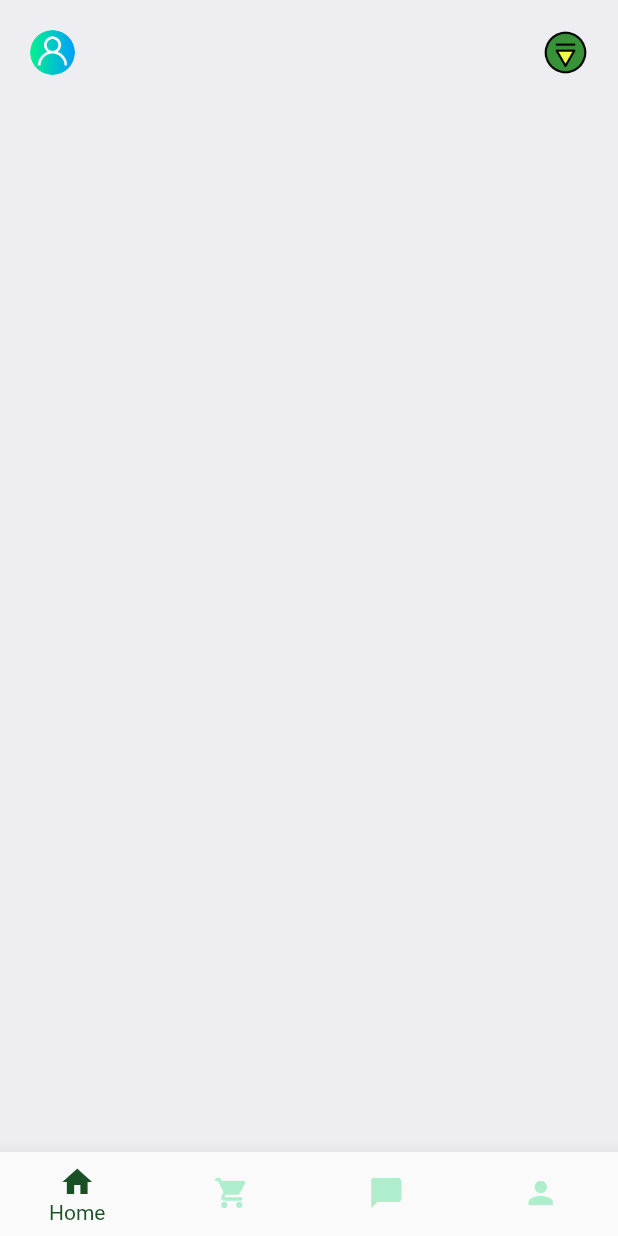
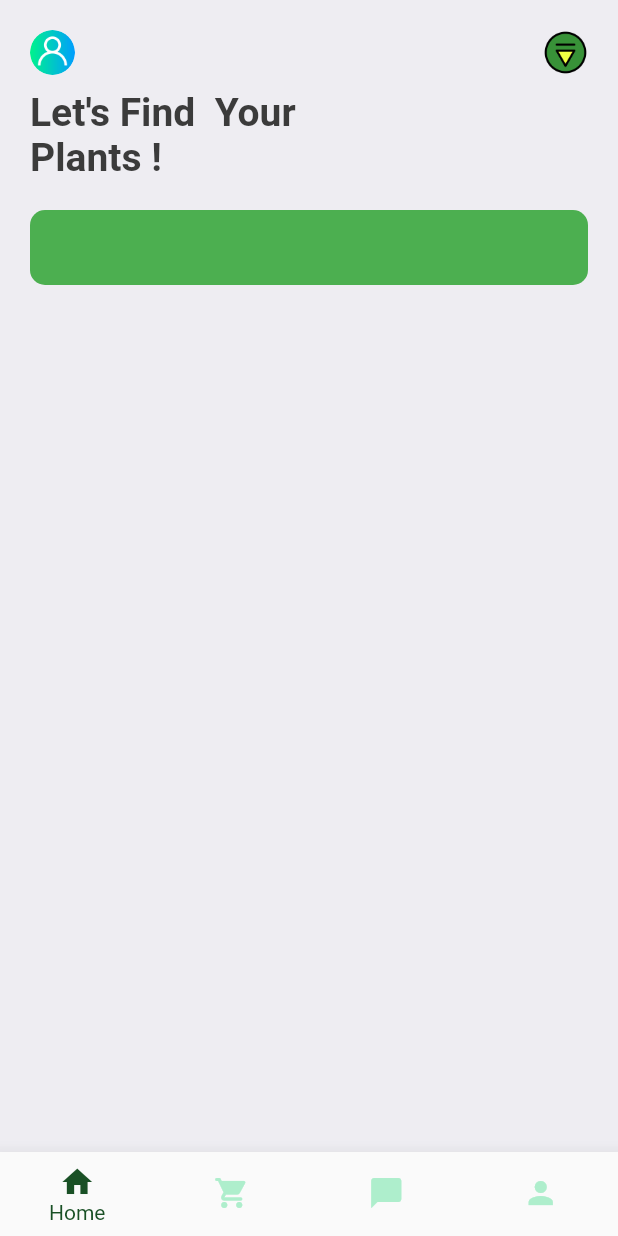
Before and after one commit to Joelp13/SoilSage, a Flutter app: the screen it shows after launch, on a phone screen of 412 x 824 dp. Run offline on Flutter 3.47's test engine with Material 2 defaults, Android fonts, the phone set to English and light mode, and no system bars.

Commit message:
starting changes

```diff
--- a/lib/Screens/home_screen.dart
+++ b/lib/Screens/home_screen.dart
@@ -1,17 +1,19 @@
 import 'package:flutter/material.dart';
+import 'package:soil_sage/utils/app_layout.dart';
+import 'package:soil_sage/utils/app_styles.dart';
 
 class HomeScreen extends StatelessWidget {
   const HomeScreen({super.key});
 
   @override
   Widget build(BuildContext context) {
+    final size = AppLayout.getSize(context);
     return Scaffold(
-      backgroundColor: Color(0xFFeeedf2),
+      backgroundColor: const Color(0xFFeeedf2),
       body: ListView(
+        padding: const EdgeInsets.symmetric(horizontal: 20, vertical: 20),
         children: [
-          Container(
-            padding: EdgeInsets.symmetric(horizontal: 20, vertical: 20),
-            child: Row(
+          Row(
             mainAxisAlignment: MainAxisAlignment.spaceBetween,
             children: [
               Container(
@@ -34,6 +36,26 @@ class HomeScreen extends StatelessWidget {
                   ))
             ],
           ),
+          const SizedBox(
+            height: 10,
+          ),
+          Text(
+            "Let's Find  Your",
+            style: Styles.headLineStyle1,
+          ),
+          Text(
+            "Plants !",
+            style: Styles.headLineStyle1,
+          ),
+          const SizedBox(
+            height: 20,
+          ),
+          Container(
+            padding: const EdgeInsets.symmetric(horizontal: 20),
+            height: 50,
+            width: size.width * 0.5,
+            decoration: BoxDecoration(
+                borderRadius: BorderRadius.circular(10), color: Colors.green),
           )
         ],
       ),
--- /dev/null
+++ b/lib/utils/app_layout.dart
@@ -0,0 +1,7 @@
+import 'package:flutter/widgets.dart';
+
+class AppLayout {
+  static getSize(BuildContext context) {
+    return MediaQuery.of(context).size;
+  }
+}
--- /dev/null
+++ b/lib/utils/app_styles.dart
@@ -0,0 +1,21 @@
+import 'package:flutter/material.dart';
+
+Color primary = const Color(0xFF687daf);
+
+class Styles {
+  static Color primaryColor = primary;
+  static Color textColor = const Color(0xFF3b3b3b);
+  static Color bgColor = const Color(0xFFeeedf2);
+  static Color orangeColor = const Color(0xFFF37b67);
+  static Color kakiColor = const Color(0xFFd2bdb6);
+  static TextStyle textStyle =
+      TextStyle(fontSize: 16, color: textColor, fontWeight: FontWeight.w500);
+  static TextStyle headLineStyle1 =
+      TextStyle(fontSize: 26, color: textColor, fontWeight: FontWeight.bold);
+  static TextStyle headLineStyle2 =
+      TextStyle(fontSize: 21, color: textColor, fontWeight: FontWeight.bold);
+  static TextStyle headLineStyle3 = TextStyle(
+      fontSize: 17, color: Colors.grey.shade500, fontWeight: FontWeight.w500);
+  static TextStyle headLineStyle4 =
+      TextStyle(fontSize: 14, color: textColor, fontWeight: FontWeight.w500);
+}
```
Lines whose indentation alone changed are shown as unchanged.
